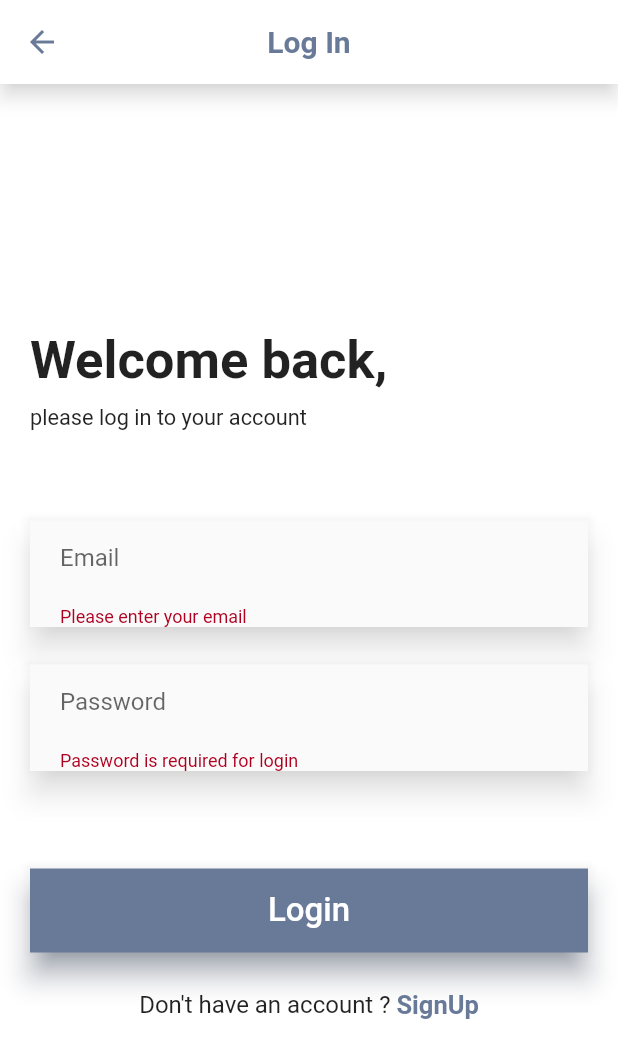
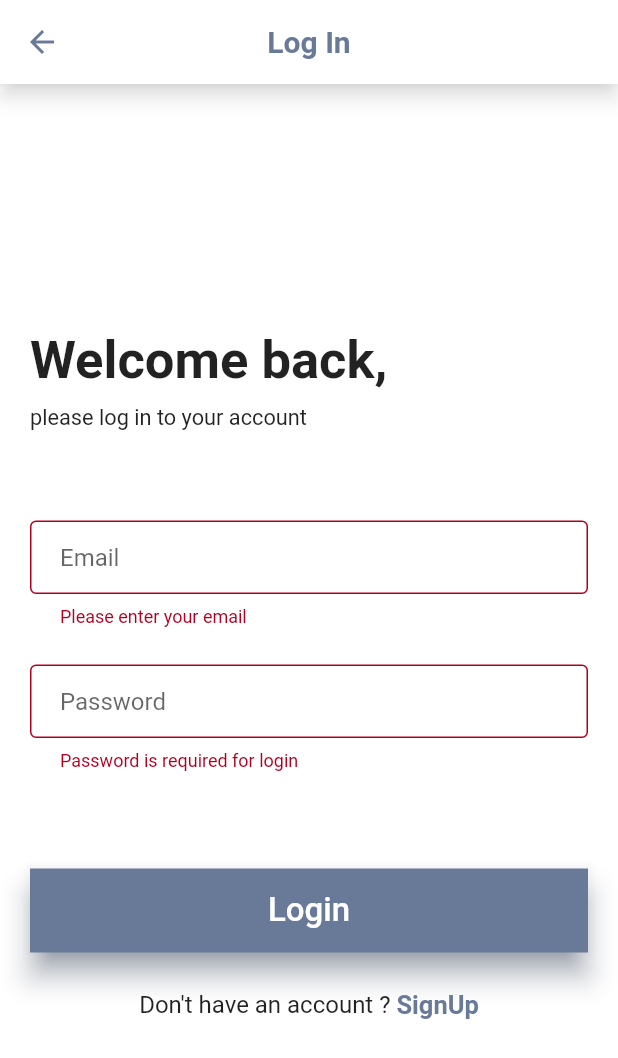
Before and after one commit to chokriChaima/PFA2, a Flutter app: the screen it shows after launch, after a tap on "Login", on a phone screen of 412 x 824 dp. Shown: the top 1058 px of the screen. Run offline on Flutter 3.47's test engine with Material 2 defaults, Android fonts, the phone set to English and light mode, and no system bars; our stand-ins replace cloud_firestore, firebase_auth, firebase_core, fluttertoast, hexcolor, material_design_icons_flutter; accounts and stored records are empty; Roboto replaces fonts that are missing (Poppins-Regular).

Commit message:
third update

```diff
--- a/lib/screens/logIn.dart
+++ b/lib/screens/logIn.dart
@@ -2,9 +2,8 @@ import 'package:firebase_auth/firebase_auth.dart';
 import 'package:flutter/material.dart';
 import 'package:fluttertoast/fluttertoast.dart';
 import 'package:hexcolor/hexcolor.dart';
-import 'package:pfa2_mobile_app/models/student.dart';
-import 'package:pfa2_mobile_app/screens/profileStudent.dart';
-import 'package:pfa2_mobile_app/screens/signUp.dart';
+import 'package:pfa2_mobile_app/screens/home.dart';
+import 'package:pfa2_mobile_app/screens/signUpOptions.dart';
 
 class LogIn extends StatefulWidget {
   const LogIn({ Key? key }) : super(key: key);
@@ -46,13 +45,18 @@ class _LogInState extends State<LogIn> {
      },
      onSaved: (value) => emailController.text = value!,
      textInputAction: TextInputAction.next,
-      decoration: const InputDecoration(
+     decoration:  InputDecoration(
        //you may add icons here
-        contentPadding: EdgeInsets.fromLTRB(20, 15, 20, 15),
+
+       contentPadding: const EdgeInsets.fromLTRB(20, 15, 20, 15),
        hintText: "Email",
-        border: InputBorder.none,
+        border:  OutlineInputBorder(borderSide:BorderSide( color: HexColor("#697A98"))),
+         focusedBorder: OutlineInputBorder(
+           borderSide: BorderSide( color:  HexColor("#697A98") )
+         )
      ),
     );
+
 
     //Password Field
     final passwordField = TextFormField (
@@ -71,11 +75,14 @@ class _LogInState extends State<LogIn> {
       },
       onSaved: (value) => passwordController.text = value!,
       textInputAction: TextInputAction.done,
-      decoration: const InputDecoration(
+      decoration:  InputDecoration(
         //you may add icons here
-        contentPadding: EdgeInsets.fromLTRB(20, 15, 20, 15),
+        contentPadding:const EdgeInsets.fromLTRB(20, 15, 20, 15),
         hintText: "Password",
-        border: InputBorder.none,
+        border:  OutlineInputBorder(borderSide: BorderSide(color:  HexColor("#697A98"))),
+          focusedBorder: OutlineInputBorder(
+          borderSide: BorderSide( color:  HexColor("#697A98") )
+        )
       ),
     );
 
@@ -138,16 +145,14 @@ class _LogInState extends State<LogIn> {
                         fontFamily: "Poppins-Regular",
                       )),
                     SizedBox(height: 60,),
-                    Material(
-                      child: emailField,
-                      elevation: 8,
-	                    shadowColor: Colors.white, ),
+
+                    emailField,
+
                     SizedBox(height: 25,),
-                    Material(
-                      child: passwordField,
-                      elevation: 8,
-	                    shadowColor: Colors.white,),
+
+                    passwordField,
                     SizedBox(height: 65,),
+
                     logInButton,
 
                     SizedBox(height: 25,),
@@ -162,7 +167,7 @@ class _LogInState extends State<LogIn> {
                           onTap: () {
                             Navigator.push(
                               context,
-                              MaterialPageRoute(builder: (context) => const SignUp() )
+                              MaterialPageRoute(builder: (context) => const SignUpOptions() )
                             );
                           },
                           child: Text("SignUp",
@@ -198,7 +203,7 @@ class _LogInState extends State<LogIn> {
             password: password);
             Fluttertoast.showToast(msg: "Login Successful");
             Navigator.of(context).pushReplacement(
-             MaterialPageRoute(builder: (context) => StudentProfile() )
+             MaterialPageRoute(builder: (context) => const Home() )
             );
       }on FirebaseAuthException  catch (e)  {
           Fluttertoast.showToast(msg: "User does not exist");
```
Lines whose indentation alone changed are shown as unchanged.
